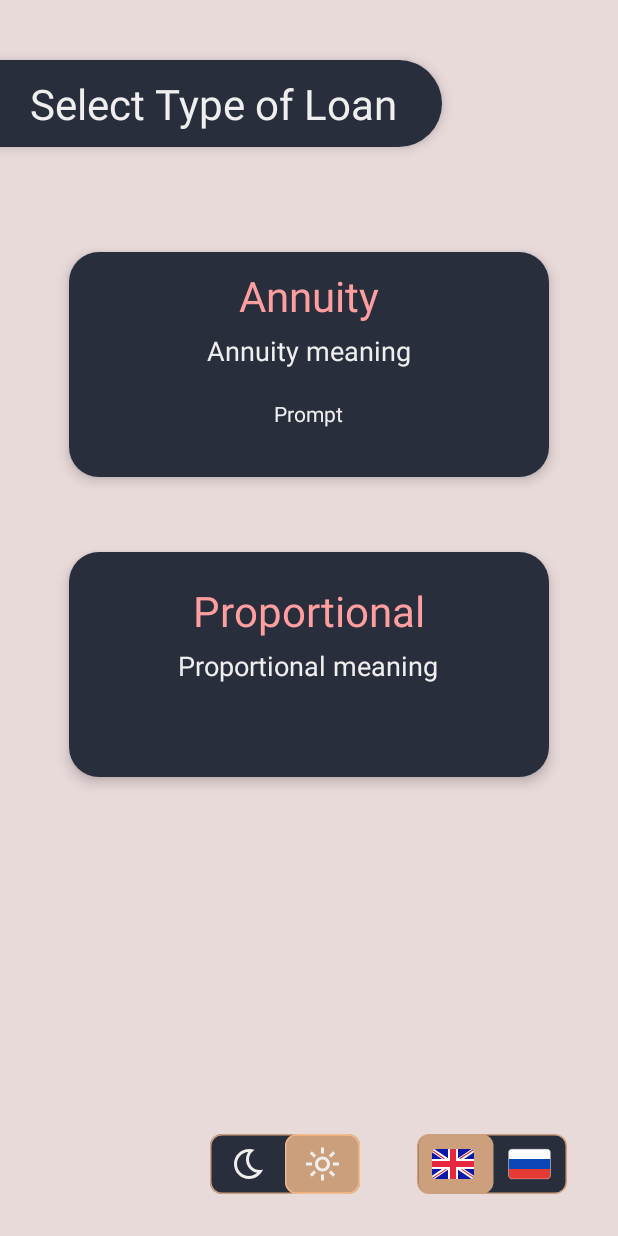
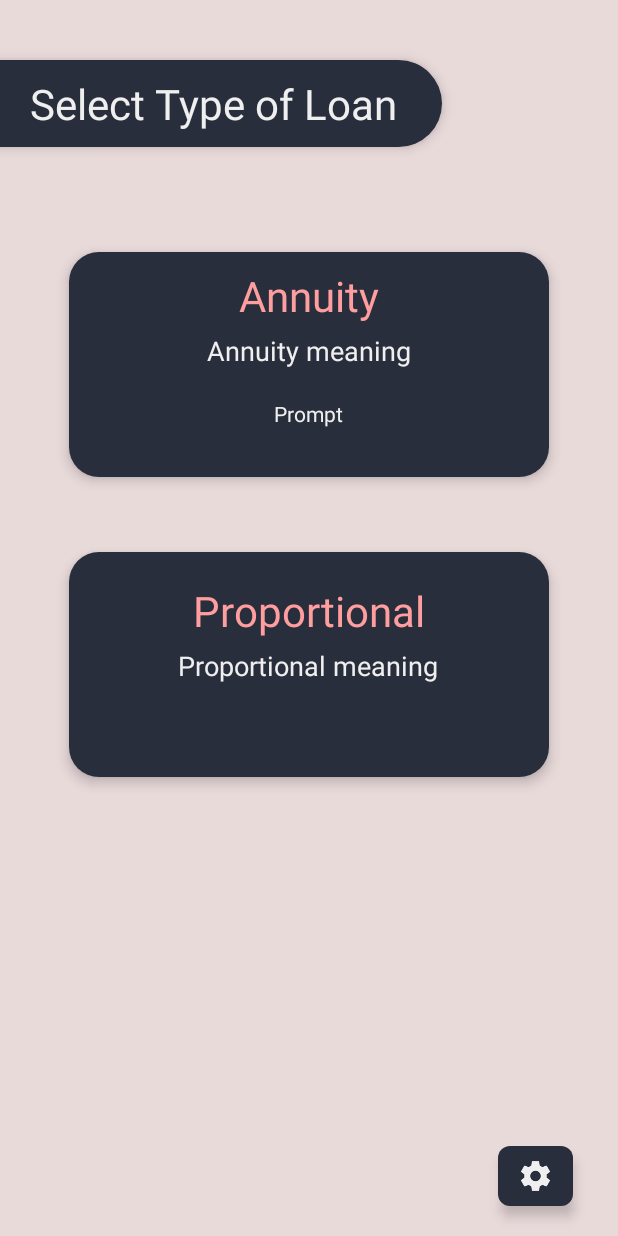
Before and after one commit to r-khvstnv/Loan_calculator, an Android app: the screen it shows after launch (MainActivity), on a phone screen of 412 x 824 dp. Run offline under Robolectric (Android 15) with nearby library versions, the phone set to English and light mode, and no system bars; our stand-ins replace AdMob.

Commit message:
All fun, besides Localization

```diff
--- a/app/src/main/java/com/rssll971/loancalculator/MainActivity.kt
+++ b/app/src/main/java/com/rssll971/loancalculator/MainActivity.kt
@@ -1,11 +1,17 @@
 package com.rssll971.loancalculator
 
+import android.app.Dialog
 import android.content.Intent
 import android.content.res.Configuration
+import android.graphics.Color
+import android.graphics.drawable.ColorDrawable
 import androidx.appcompat.app.AppCompatActivity
 import android.os.Bundle
+import android.util.Log
 import android.view.Gravity
+import android.widget.TextView
 import android.widget.Toast
+import android.widget.ToggleButton
 import androidx.appcompat.app.AppCompatDelegate
 import com.google.android.gms.ads.AdRequest
 import com.google.android.gms.ads.MobileAds
@@ -14,13 +20,6 @@ import com.rssll971.loancalculator.databinding.ActivityMainBinding
 class MainActivity : AppCompatActivity() {
     //binding
     private lateinit var binding: ActivityMainBinding
-    //Различные переменные
-    //режим темы
-    private var isNightMode: Boolean = false
-    //Тип локализации
-    private var isLocalisationEng: Boolean = true
-    //Проверка на первый запуск активити
-    private var isFirstRun: Boolean = true
 
     override fun onCreate(savedInstanceState: Bundle?) {
         super.onCreate(savedInstanceState)
@@ -28,14 +27,9 @@ class MainActivity : AppCompatActivity() {
         val view = binding.root
         setContentView(view)
 
-        //Автоматическая смена темы согласно устройству
-            //Проверяем не зыпускалась ли активити,
-            //тк пользователь мог сменить ее до этого
-        when(isFirstRun){
-            false -> {/*ничего не изменяем, тк мы вернулись к этой активити*/}
 
-            true -> {themeModeDefault()} //вводим изменения, тк первый запуск
-        }
+
+
 
         //******************************************************************
         //TODO УБРАТЬ, ТК ТОЛЬКО ДЛЯ ТЕСТОВОЙ ВЕРСИИ
@@ -60,9 +54,76 @@ class MainActivity : AppCompatActivity() {
             setCreditInfo(binding.tvProportionalTitle.text.toString())
         }
 
+        binding.ibSettings.setOnClickListener {
+            showSettings()
+        }
 
-        //Кнопка смены темы
-        binding.tbNightMode.setOnCheckedChangeListener { _, isChecked ->
+
+
+
+
+    }
+
+    //**************************************************************************
+    //БЛОК СМЕНЫ ТЕМЫ СВЕТЛАЯ/ТЕМНАЯ
+    //темная
+    private fun themeModeToDark(){
+        AppCompatDelegate.setDefaultNightMode(AppCompatDelegate.MODE_NIGHT_YES)
+    }
+
+    //светлая
+    private fun themeModeToLight(){
+        AppCompatDelegate.setDefaultNightMode(AppCompatDelegate.MODE_NIGHT_NO)
+    }
+
+    // установить соответсвенно той, что на устройстве
+    private fun getNightModeStatus(): Boolean{
+        //Меняем режим темы на аналогичный устройстве
+        return when(resources.configuration.uiMode
+                and Configuration.UI_MODE_NIGHT_MASK){
+            //Светлая тема
+            Configuration.UI_MODE_NIGHT_NO -> {
+                false
+            }
+            //Темная тема
+            Configuration.UI_MODE_NIGHT_YES -> {
+                true
+            }
+            else -> false
+        }
+    }
+    //--------------------------------------------------------------------
+    //TODO МЕНЯТЬ ЛОКАЛИЗАЦИЮ СООТВЕТСВЕННО ЯЗЫКУ НА ТЕЛЕФОНЕ
+    //TODO СДЕЛАТЬ ЛОКАЛИЗАЦИЮ
+
+
+    //Блок для перехода к заполению данных о кредите
+    private fun setCreditInfo(loanType: String){
+        //Создаем новую активити
+        val intent = Intent(this, CreditDetail::class.java)
+        intent.putExtra("LoanType", loanType)
+        //запускаем новую активити
+        startActivity(intent)
+    }
+
+
+    //настройки
+    private fun showSettings(){
+        val dialogSettings = Dialog(this)
+        dialogSettings.setContentView(R.layout.dialog_settings)
+        //чтобы применить кастомный фон
+        dialogSettings.window?.setBackgroundDrawable(ColorDrawable(Color.TRANSPARENT))
+        val tbNightMode = dialogSettings.findViewById<ToggleButton>(R.id.tb_nightMode)
+        var tbLanguage = dialogSettings.findViewById<ToggleButton>(R.id.tb_language)
+
+        dialogSettings.show()
+        getNightModeStatus()
+        if (getNightModeStatus()){
+            tbNightMode.isChecked = true
+        }
+
+        Log.i("NightMode", "${getNightModeStatus()}")
+        tbNightMode.setOnCheckedChangeListener { _, isChecked ->
             if (isChecked) {
                 //Меняем тему на темную
                 themeModeToDark()
@@ -72,57 +133,6 @@ class MainActivity : AppCompatActivity() {
             }
         }
         //TODO СОЗДАТЬ СМЕНУ ЯЗЫКА И ЛОКАЛИЗАЦИЮ
-
-    }
-
-    //**************************************************************************
-    //БЛОК СМЕНЫ ТЕМЫ СВЕТЛАЯ/ТЕМНАЯ
-    //темная
-    private fun themeModeToDark(){
-        AppCompatDelegate.setDefaultNightMode(AppCompatDelegate.MODE_NIGHT_YES)
-        isNightMode = true
-    }
-
-    //светлая
-    private fun themeModeToLight(){
-        AppCompatDelegate.setDefaultNightMode(AppCompatDelegate.MODE_NIGHT_NO)
-        isNightMode = false
-    }
-
-    // установить соответсвенно той, что на устройстве
-    private fun themeModeDefault(){
-        //Меняем режим темы на аналогичный устройстве
-        when(Configuration.UI_MODE_NIGHT_MASK){
-            //Светлая тема
-            Configuration.UI_MODE_NIGHT_NO -> {
-                isNightMode = false
-                themeModeToLight()
-            }
-            //Темная тема
-            Configuration.UI_MODE_NIGHT_YES -> {
-                isNightMode = true
-                themeModeToDark()
-            }
-        }
-    }
-    //--------------------------------------------------------------------
-    //TODO МЕНЯТЬ ЛОКАЛИЗАЦИЮ СООТВЕТСВЕННО ЯЗЫКУ НА ТЕЛЕФОНЕ
-    //TODO СДЕЛАТЬ ЛОКАЛИЗАЦИЮ
-
-
-    //Блок для перехода к заполению данных о кредите
-    private fun setCreditInfo(loanType: String){
-        //Запуск приложения успешно совершен
-        //сообщаем это программе, чтобы при возращении обратно к этой активити
-        //не возникли проблемы
-        isFirstRun = false
-
-        //Создаем новую активити
-        val intent = Intent(this, CreditDetail::class.java)
-        intent.putExtra("LoanType", loanType)
-        //TODO ПЕРЕДАТЬ ТИП КРЕДИТА
-        //запускаем новую активити
-        startActivity(intent)
     }
 
 
--- /dev/null
+++ b/app/src/main/res/drawable-night/btn_settings.xml
@@ -0,0 +1,5 @@
+<?xml version="1.0" encoding="utf-8"?>
+<shape xmlns:android="http://schemas.android.com/apk/res/android">
+    <corners android:radius="8dp"/>
+    <solid android:color="@color/myBlackBlue"/>
+</shape>
--- /dev/null
+++ b/app/src/main/res/drawable-night/dialog_background.xml
@@ -0,0 +1,5 @@
+<?xml version="1.0" encoding="utf-8"?>
+<shape xmlns:android="http://schemas.android.com/apk/res/android">
+    <solid android:color="@color/myDarkBlue"/>
+    <corners android:radius="10dp"/>
+</shape>
--- /dev/null
+++ b/app/src/main/res/drawable/btn_settings.xml
@@ -0,0 +1,5 @@
+<?xml version="1.0" encoding="utf-8"?>
+<shape xmlns:android="http://schemas.android.com/apk/res/android">
+    <corners android:radius="8dp"/>
+    <solid android:color="@color/myDarkBlue"/>
+</shape>
--- /dev/null
+++ b/app/src/main/res/drawable/dialog_background.xml
@@ -0,0 +1,5 @@
+<?xml version="1.0" encoding="utf-8"?>
+<shape xmlns:android="http://schemas.android.com/apk/res/android">
+    <solid android:color="@color/myPinkLight"/>
+    <corners android:radius="10dp"/>
+</shape>
--- /dev/null
+++ b/app/src/main/res/drawable/total_title_background.xml
@@ -0,0 +1,6 @@
+<?xml version="1.0" encoding="utf-8"?>
+<shape xmlns:android="http://schemas.android.com/apk/res/android"
+    android:shape="rectangle">
+    <solid android:color="@color/myDarkBlue"/>
+    <corners android:radius="4dp"/>
+</shape>
--- a/app/src/main/res/layout/activity_main.xml
+++ b/app/src/main/res/layout/activity_main.xml
@@ -7,8 +7,8 @@
     android:orientation="vertical"
     android:background="@drawable/layout_background"
     tools:context=".MainActivity">
-    <LinearLayout
-        android:id="@+id/ll_title"
+    <TextView
+        android:id="@+id/tv_title"
         android:layout_width="wrap_content"
         android:layout_height="wrap_content"
         android:layout_marginTop="40dp"
@@ -16,10 +16,6 @@
         app:layout_constraintTop_toTopOf="parent"
         android:elevation="5dp"
         android:background="@drawable/title_background"
-        >
-        <TextView
-            android:layout_width="wrap_content"
-            android:layout_height="wrap_content"
         android:paddingEnd="30dp"
         android:paddingStart="20dp"
         android:paddingVertical="10dp"
@@ -28,7 +24,6 @@
         android:textAlignment="textStart"
         android:textColor="@color/myWhite_DarkBlue"
         />
-    </LinearLayout>
 
 
     <LinearLayout
@@ -38,7 +33,7 @@
         android:layout_marginTop="70dp"
         app:layout_constraintLeft_toLeftOf="parent"
         app:layout_constraintRight_toRightOf="parent"
-        app:layout_constraintTop_toBottomOf="@+id/ll_title"
+        app:layout_constraintTop_toBottomOf="@+id/tv_title"
         android:background="@drawable/ll_credit_types_background"
         android:gravity="center_horizontal"
         android:orientation="vertical"
@@ -109,45 +104,29 @@
         android:id="@+id/adView_firstBanner"
         android:layout_width="match_parent"
         android:layout_height="wrap_content"
-        ads:layout_constraintBottom_toTopOf="@id/tb_language"
+        android:layout_marginTop="30dp"
+        ads:layout_constraintTop_toBottomOf="@id/ll_proportional"
         app:layout_constraintRight_toRightOf="parent"
         app:layout_constraintLeft_toLeftOf="parent"
-        android:layout_marginBottom="20dp"
         ads:adSize="SMART_BANNER"
         ads:adUnitId="@string/banner_id"
         >
     </com.google.android.gms.ads.AdView>
 
-    <ToggleButton
-        android:id="@+id/tb_language"
-        android:layout_width="wrap_content"
-        android:layout_height="wrap_content"
+
+    <ImageButton
+        android:id="@+id/ib_settings"
+        android:layout_width="50dp"
+        android:layout_height="40dp"
+        android:layout_marginEnd="30dp"
+        android:layout_marginBottom="20dp"
         app:layout_constraintRight_toRightOf="parent"
         app:layout_constraintBottom_toBottomOf="parent"
-        android:layout_marginBottom="20dp"
-        android:layout_marginRight="30dp"
-        android:elevation="10dp"
-        android:translationZ="10dp"
-        android:orientation="horizontal"
-        android:background="@drawable/lang_toggle"
-        android:textOff=""
-        android:textOn=""
+        android:background="@drawable/btn_settings"
+        android:contentDescription="@string/st_settings"
+        android:src="@drawable/ic_settings"
+        android:scaleType="fitCenter"
+        android:padding="10dp"
+        android:elevation="5dp"
         />
-    <ToggleButton
-        android:id="@+id/tb_nightMode"
-        android:layout_width="wrap_content"
-        android:layout_height="wrap_content"
-        app:layout_constraintRight_toLeftOf="@id/tb_language"
-        app:layout_constraintBottom_toBottomOf="parent"
-        android:layout_marginBottom="20dp"
-        android:layout_marginRight="30dp"
-        android:elevation="10dp"
-        android:translationZ="10dp"
-        android:orientation="horizontal"
-        android:background="@drawable/dark_mode_toggle"
-        android:textOff=""
-        android:textOn=""
-        android:checked="false"
-        />
-
 </androidx.constraintlayout.widget.ConstraintLayout>
--- a/app/src/main/res/layout/item_month_info.xml
+++ b/app/src/main/res/layout/item_month_info.xml
@@ -58,7 +58,7 @@
         android:layout_width="0dp"
         android:layout_weight="2"
         android:layout_height="wrap_content"
-        tools:text="123456789"
+        tools:text="12345678901"
         android:textAlignment="textEnd"
         android:textColor="@color/myDarkBlue_GoldTransparent"
         android:textSize="@dimen/dim_item_text_size"
--- a/app/src/main/res/values-night/colors.xml
+++ b/app/src/main/res/values-night/colors.xml
@@ -4,6 +4,6 @@
     <color name="myWhite_GoldTransparent">#B3F5BC8C</color>
     <color name="myPink_GoldTransparent">#B3F5BC8C</color>
     <color name="myDarkBlue_GoldTransparent">#B3F5BC8C</color>
-    <color name="myDarkBlue_BlackBlue">#292E3C</color>
+    <color name="myDarkBlue_BlackBlue">#2F3239</color>
 
 </resources>
--- a/app/src/main/res/values/colors.xml
+++ b/app/src/main/res/values/colors.xml
@@ -17,6 +17,7 @@
     <color name="myPink_GoldTransparent">#ff9e9e</color>
     <color name="myPinkLight">#E9DADA</color>
     <color name="myDarkBlue">#292E3C</color>
+    <color name="myBlackBlue">#2F3239</color>
     <color name="myDarkBlue_BlackBlue">#292E3C</color>
     <color name="myDarkBlue_GoldTransparent">#292E3C</color>
     <color name="myGoldTransparent">#B3F5BC8C</color>
--- a/app/src/main/res/values/dimensions.xml
+++ b/app/src/main/res/values/dimensions.xml
@@ -7,5 +7,6 @@
     <dimen name="dim_item_title_text_size">18sp</dimen>
     <dimen name="dim_item_width">90dp</dimen>
     <dimen name="dim_item_month_width">40dp</dimen>
+    <dimen name="dim_dialog_def_margin">20dp</dimen>
 
 </resources>
```
Also changed, not shown: app/src/main/java/com/rssll971/loancalculator/CreditDetail.kt (+107 -12 lines), app/src/main/java/com/rssll971/loancalculator/MonthResultAdapter.kt (+5 -25 lines), app/src/main/res/layout/activity_credit_detail.xml (+86 -17 lines), app/src/main/res/layout/dialog_settings.xml (added, +91 -0 lines), app/src/main/res/values/strings.xml (+6 -1 lines), app/src/main/res/drawable-night/ic_settings.png (added), app/src/main/res/drawable/ic_settings.png (added). Lines whose indentation alone changed are shown as unchanged.
